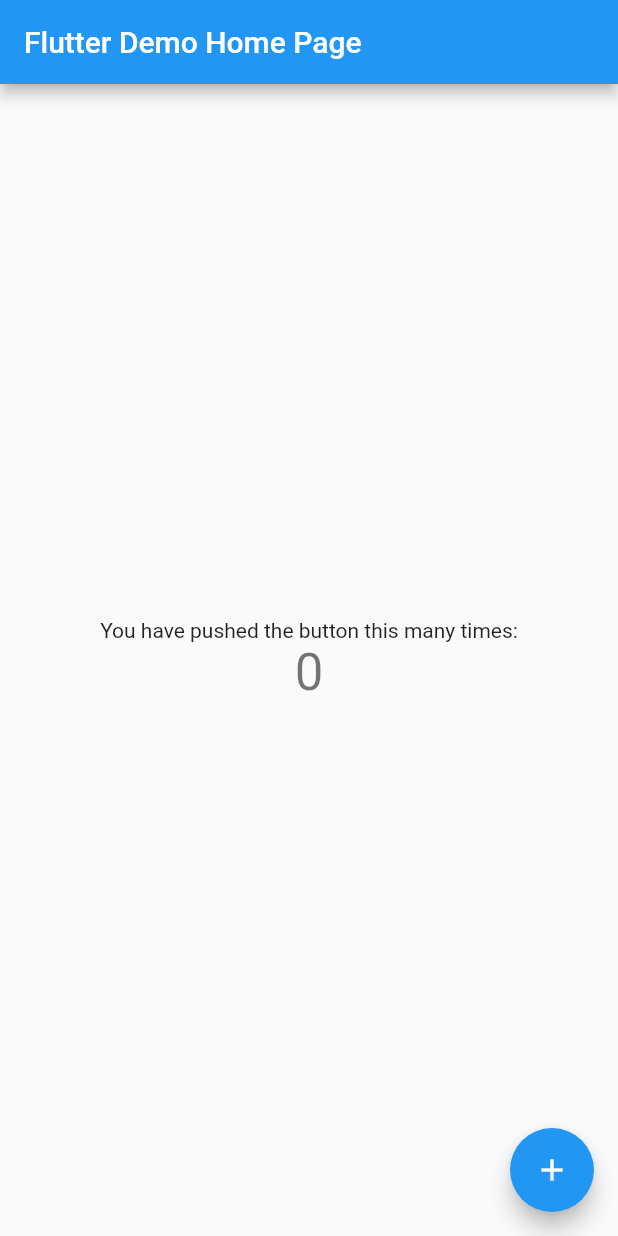
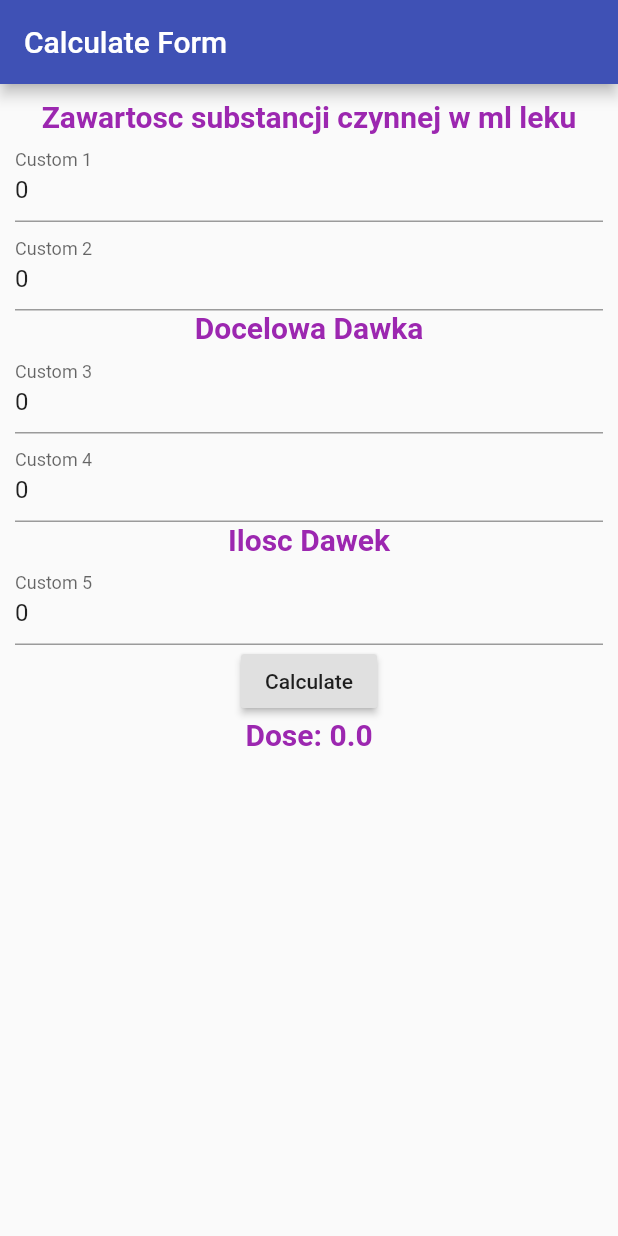
Before and after one commit to madb88/children_dose, a Flutter app: the screen it shows after launch, on a phone screen of 412 x 824 dp. Run offline on Flutter 3.47's test engine with Material 2 defaults, Android fonts, the phone set to English and light mode, and no system bars.

Commit message:
Created first look of app. Implemented algo

```diff
--- a/lib/main.dart
+++ b/lib/main.dart
@@ -1,109 +1,155 @@
 import 'package:flutter/material.dart';
+import 'dart:math';
 
 void main() => runApp(new MyApp());
 
 class MyApp extends StatelessWidget {
-  // This widget is the root of your application.
  @override
    Widget build(BuildContext context) {
-    return new MaterialApp(
-      title: 'Flutter Demo',
-      theme: new ThemeData(
-        // This is the theme of your application.
-        //
-        // Try running your application with "flutter run". You'll see the
-        // application has a blue toolbar. Then, without quitting the app, try
-        // changing the primarySwatch below to Colors.green and then invoke
-        // "hot reload" (press "r" in the console where you ran "flutter run",
-        // or press Run > Flutter Hot Reload in IntelliJ). Notice that the
-        // counter didn't reset back to zero; the application is not restarted.
-        primarySwatch: Colors.blue,
+     // TODO: implement build
+     return MaterialApp(
+       title:'Children Dose',
+       theme: ThemeData(
+         primarySwatch: Colors.indigo,
        ),
-      home: new MyHomePage(title: 'Flutter Demo Home Page'),
+       home: CalculateDoseForm(),
      );
    }
 }
 
-class MyHomePage extends StatefulWidget {
-  MyHomePage({Key key, this.title}) : super(key: key);
-
-  // This widget is the home page of your application. It is stateful, meaning
-  // that it has a State object (defined below) that contains fields that affect
-  // how it looks.
-
-  // This class is the configuration for the state. It holds the values (in this
-  // case the title) provided by the parent (in this case the App widget) and
-  // used by the build method of the State. Fields in a Widget subclass are
-  // always marked "final".
-
-  final String title;
-
+class CalculateDoseForm extends StatefulWidget {
   @override
-  _MyHomePageState createState() => new _MyHomePageState();
+  CalculateDoseFormState createState() => CalculateDoseFormState();
 }
 
-class _MyHomePageState extends State<MyHomePage> {
-  int _counter = 0;
+class CalculateDoseFormState extends State<CalculateDoseForm> {
+  var
+  _a = 0.0,
+  _b = 0.0,
+  _c = 0.0,
+  _d = 0.0,
+  _e = 0.0,
+  score = 0.0,
+  _f = 0.0;
 
-  void _incrementCounter() {
+  final TextEditingController t1 = new TextEditingController(text: "0");
+  final TextEditingController t2 = new TextEditingController(text: "0");
+  final TextEditingController t3 = new TextEditingController(text: "0");
+  final TextEditingController t4 = new TextEditingController(text: "0");
+  final TextEditingController t5 = new TextEditingController(text: "0");
+
+  void onPressed(){
       setState(() {
-      // This call to setState tells the Flutter framework that something has
-      // changed in this State, which causes it to rerun the build method below
-      // so that the display can reflect the updated values. If we changed
-      // _counter without calling setState(), then the build method would not be
-      // called again, and so nothing would appear to happen.
-      _counter++;
+        _a = double.parse(t1.text);
+        _b = double.parse(t2.text);
+        _c = double.parse(t3.text);
+        _d = double.parse(t4.text);
+        _e = double.parse(t5.text);
+        _f = (_c * _d)/_e;
+        score = (_f * _b) / _a;
       });
     }
 
+  final formKey = GlobalKey<FormState>();
+  final mainKey = GlobalKey<ScaffoldState>();
+
   @override
     Widget build(BuildContext context) {
-    // This method is rerun every time setState is called, for instance as done
-    // by the _incrementCounter method above.
-    //
-    // The Flutter framework has been optimized to make rerunning build methods
-    // fast, so that you can just rebuild anything that needs updating rather
-    // than having to individually change instances of widgets.
-    return new Scaffold(
-      appBar: new AppBar(
-        // Here we take the value from the MyHomePage object that was created by
-        // the App.build method, and use it to set our appbar title.
-        title: new Text(widget.title),
-      ),
-      body: new Center(
-        // Center is a layout widget. It takes a single child and positions it
-        // in the middle of the parent.
-        child: new Column(
-          // Column is also layout widget. It takes a list of children and
-          // arranges them vertically. By default, it sizes itself to fit its
-          // children horizontally, and tries to be as tall as its parent.
-          //
-          // Invoke "debug paint" (press "p" in the console where you ran
-          // "flutter run", or select "Toggle Debug Paint" from the Flutter tool
-          // window in IntelliJ) to see the wireframe for each widget.
-          //
-          // Column has various properties to control how it sizes itself and
-          // how it positions its children. Here we use mainAxisAlignment to
-          // center the children vertically; the main axis here is the vertical
-          // axis because Columns are vertical (the cross axis would be
-          // horizontal).
-          mainAxisAlignment: MainAxisAlignment.center,
+      return Scaffold(
+        key: mainKey,
+        appBar: AppBar(title: Text("Calculate Form")),
+        body: Padding(
+          padding: EdgeInsets.all(10.0),
+          child: Form(
+            key: formKey,
+            child: Column(
               children: <Widget>[
                 new Text(
-              'You have pushed the button this many times:',
+                  "Zawartosc substancji czynnej w ml leku",
+                  style: new TextStyle(
+                    fontSize: 20.0,
+                    fontWeight: FontWeight.bold,
+                    color: Colors.purple,
+                  ),
+                ),
+                TextFormField(
+                  decoration: InputDecoration(
+                    labelText: "Custom 1",
+                    hintText: "Enter Number in mg",
+                  ),
+                  controller: t1,
+                  keyboardType: TextInputType.number,
+
+                  ),
+                TextFormField(
+                  decoration: InputDecoration(
+                    labelText: "Custom 2",
+                    hintText: "Enter Number",
+
+                  ),
+                  controller: t2,
+                  keyboardType: TextInputType.number,
+
                   ),
                   new Text(
-              '$_counter',
-              style: Theme.of(context).textTheme.display1,
+                  "Docelowa Dawka",
+                  style: new TextStyle(
+                    fontSize: 20.0,
+                    fontWeight: FontWeight.bold,
+                    color: Colors.purple,
+                  ),
+                ),
+                TextFormField(
+                  decoration: InputDecoration(
+                    labelText: "Custom 3",
+                    hintText: "Enter Number",
+                  ),
+                  controller: t3,
+                  keyboardType: TextInputType.number,
+
+                  ),
+                TextFormField(
+                  decoration: InputDecoration(
+                    labelText: "Custom 4",
+                    hintText: "Enter Number",
+                  ),
+                  controller: t4,
+                  keyboardType: TextInputType.number,
+
+                  ),
+                  new Text(
+                  "Ilosc Dawek",
+                  style: new TextStyle(
+                    fontSize: 20.0,
+                    fontWeight: FontWeight.bold,
+                    color: Colors.purple,
+                  ),
+                ),
+                TextFormField(
+                  decoration: InputDecoration(
+                    labelText: "Custom 5",
+                    hintText: "Enter Number",
+                  ),
+                  controller: t5,
+                  keyboardType: TextInputType.number,
+                  ),
+                RaisedButton(
+                  child: Text("Calculate"),
+                  onPressed: onPressed,
+                ),
+                new Text(
+                  "Dose: $score",
+                  style: new TextStyle(
+                    fontSize: 20.0,
+                    fontWeight: FontWeight.bold,
+                    color: Colors.purple,
+                  ),
                 ),
               ],
               ),
             ),
-      floatingActionButton: new FloatingActionButton(
-        onPressed: _incrementCounter,
-        tooltip: 'Increment',
-        child: new Icon(Icons.add),
-      ), // This trailing comma makes auto-formatting nicer for build methods.
+        ),
       );
     }
+
 }
```
Lines whose indentation alone changed are shown as unchanged.
